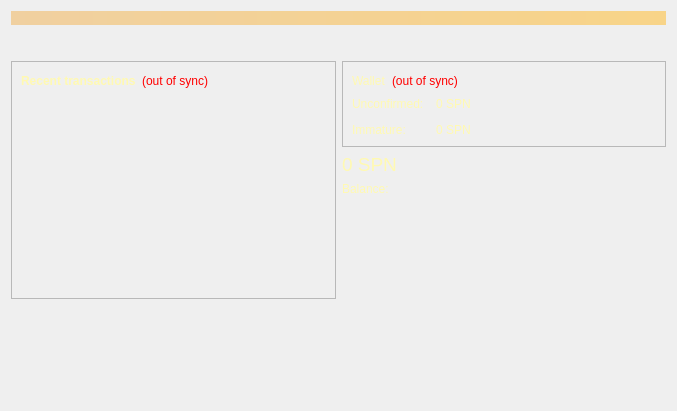
Qt form src/qt/forms/overviewpage.ui (SpartanCoin-SPN-Reborn/SpartanCoin-SPN-Reborn-2019-master) before a commit.
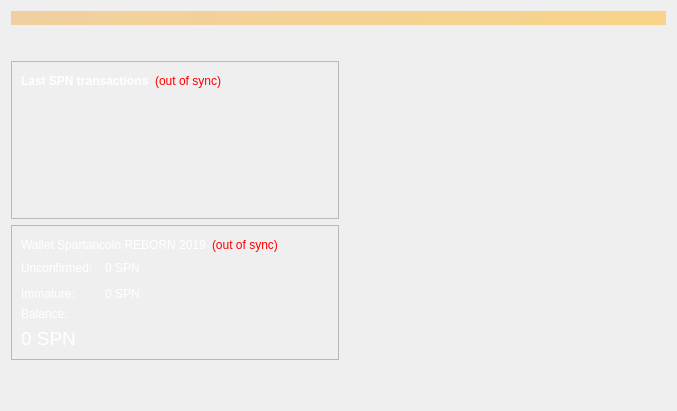
The same form after that commit. Icons and pictures are not drawn.

Commit message: Source-SpartanCoin-SPN-Reborn-2019

Patch:
```diff
--- a/src/qt/forms/overviewpage.ui
+++ b/src/qt/forms/overviewpage.ui
@@ -14,7 +14,7 @@
    <string>Form</string>
   </property>
   <property name="styleSheet">
-   <string notr="true">color: rgb(255, 249, 178);
+   <string notr="true">color: rgb(255, 255, 255);
 font: 75 9pt &quot;MS Shell Dlg 2&quot;;</string>
   </property>
   <layout class="QVBoxLayout" name="topLayout">
@@ -68,7 +68,7 @@
             <item>
              <widget class="QLabel" name="label_4">
               <property name="text">
-               <string>&lt;b&gt;Recent transactions&lt;/b&gt;</string>
+               <string>&lt;html&gt;&lt;head/&gt;&lt;body&gt;&lt;p&gt;&lt;span style=&quot; font-weight:600;&quot;&gt;Last SPN transactions&lt;/span&gt;&lt;/p&gt;&lt;/body&gt;&lt;/html&gt;</string>
               </property>
              </widget>
             </item>
@@ -126,49 +126,6 @@
         </widget>
        </item>
        <item>
-        <spacer name="verticalSpacer">
-         <property name="orientation">
-          <enum>Qt::Vertical</enum>
-         </property>
-         <property name="sizeHint" stdset="0">
-          <size>
-           <width>20</width>
-           <height>40</height>
-          </size>
-         </property>
-        </spacer>
-       </item>
-       <item>
-        <widget class="QLabel" name="label_wallet_bgcoin">
-         <property name="text">
-          <string/>
-         </property>
-         <property name="pixmap">
-          <pixmap>:/images/wallet_bgcoin</pixmap>
-         </property>
-         <property name="scaledContents">
-          <bool>false</bool>
-         </property>
-         <property name="alignment">
-          <set>Qt::AlignCenter</set>
-         </property>
-         <property name="margin">
-          <number>-2</number>
-         </property>
-        </widget>
-       </item>
-       <item>
-        <widget class="QLabel" name="label_6">
-         <property name="text">
-          <string/>
-         </property>
-        </widget>
-       </item>
-      </layout>
-     </item>
-     <item>
-      <layout class="QVBoxLayout" name="verticalLayout_3">
-       <item>
         <widget class="QFrame" name="frame">
          <property name="frameShape">
           <enum>QFrame::StyledPanel</enum>
@@ -191,7 +148,7 @@
                </font>
               </property>
               <property name="text">
-               <string>Wallet</string>
+               <string>Wallet Spartancoin REBORN 2019</string>
               </property>
              </widget>
             </item>
@@ -300,7 +257,11 @@
             </item>
            </layout>
           </item>
-         </layout>
+          <item>
+           <widget class="QLabel" name="label">
+            <property name="text">
+             <string>Balance:</string>
+            </property>
         </widget>
        </item>
        <item>
@@ -331,13 +292,52 @@
          </property>
         </widget>
        </item>
+         </layout>
+        </widget>
+       </item>
        <item>
-        <widget class="QLabel" name="label">
+        <spacer name="verticalSpacer">
+         <property name="orientation">
+          <enum>Qt::Vertical</enum>
+         </property>
+         <property name="sizeHint" stdset="0">
+          <size>
+           <width>20</width>
+           <height>40</height>
+          </size>
+         </property>
+        </spacer>
+       </item>
+       <item>
+        <widget class="QLabel" name="label_wallet_bgcoin">
          <property name="text">
-          <string>Balance:</string>
+          <string/>
          </property>
+         <property name="pixmap">
+          <pixmap>:/images/wallet_bgcoin</pixmap>
+         </property>
+         <property name="scaledContents">
+          <bool>false</bool>
+         </property>
+         <property name="alignment">
+          <set>Qt::AlignCenter</set>
+         </property>
+         <property name="margin">
+          <number>-2</number>
+         </property>
         </widget>
        </item>
+       <item>
+        <widget class="QLabel" name="label_6">
+         <property name="text">
+          <string/>
+         </property>
+        </widget>
+       </item>
+      </layout>
+     </item>
+     <item>
+      <layout class="QVBoxLayout" name="verticalLayout_3">
        <item>
         <spacer name="verticalSpacer_2">
          <property name="orientation">
```
Lines whose indentation alone changed are shown as unchanged. The commit also changes 31 other files.
